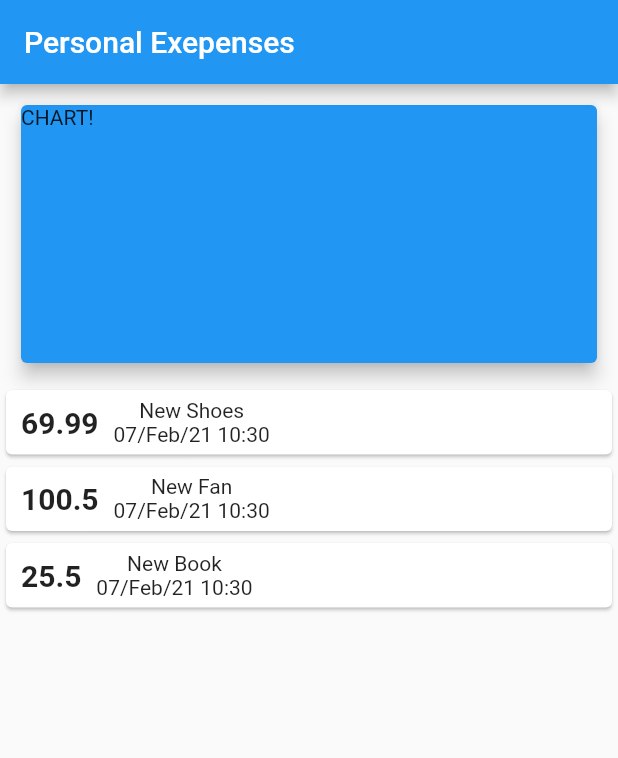
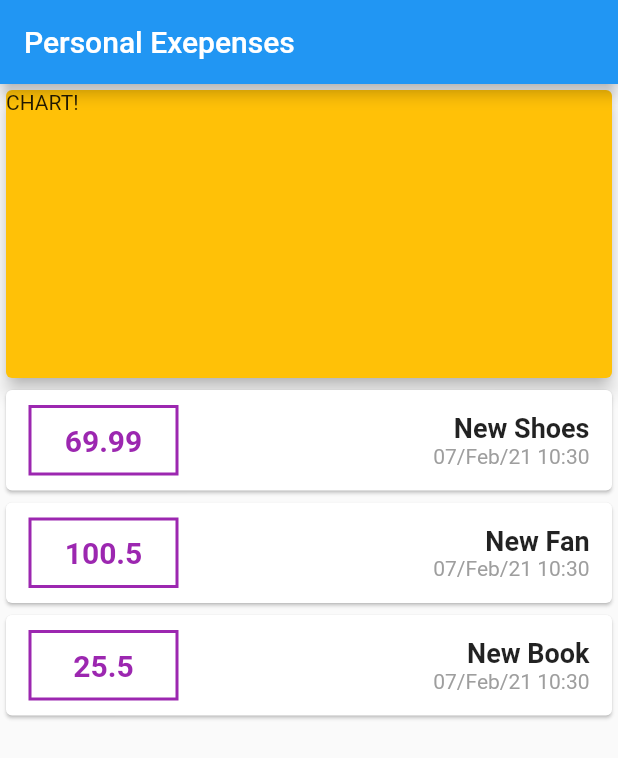
Before and after one commit to msbatista/personal_expenses_udemy_course, a Flutter app: the screen it shows after launch, on a phone screen of 412 x 824 dp. Shown: the top 758 px of the screen. Run offline on Flutter 3.47's test engine with Material 2 defaults, Android fonts, the phone set to English and light mode, and no system bars.

Commit message:
Split code into components and add styles to card

```diff
--- /dev/null
+++ b/lib/components/chart.dart
@@ -0,0 +1,16 @@
+import 'package:flutter/material.dart';
+
+class Chart extends StatelessWidget {
+  @override
+  Widget build(BuildContext context) {
+    return Container(
+      width: double.infinity,
+      height: 200,
+      child: Card(
+        color: Colors.amber,
+        child: Text('CHART!'),
+        elevation: 5,
+      ),
+    );
+  }
+}
--- /dev/null
+++ b/lib/components/transaction_card.dart
@@ -0,0 +1,69 @@
+import 'package:flutter/material.dart';
+import 'package:personal_expenses/model/transaction.dart';
+import '../utils/datetime/date_utils.dart' as dateUtils;
+
+class TransactionCard extends StatelessWidget {
+  final Transaction transaction;
+
+  TransactionCard({
+    @required this.transaction,
+  });
+
+  @override
+  Widget build(BuildContext context) {
+    return Card(
+      child: Row(
+        children: <Widget>[
+          Container(
+            width: 100,
+            margin: const EdgeInsets.symmetric(
+              vertical: 10,
+              horizontal: 15,
+            ),
+            decoration: BoxDecoration(
+              border: Border.all(
+                color: Colors.purple,
+                width: 2,
+              ),
+            ),
+            child: Text(
+              transaction.amount.toString(),
+              style: TextStyle(
+                fontWeight: FontWeight.bold,
+                fontSize: 20,
+                color: Colors.purple,
+              ),
+              textAlign: TextAlign.center,
+            ),
+            padding: const EdgeInsets.all(10),
+          ),
+          Spacer(),
+          Container(
+            margin: const EdgeInsets.symmetric(
+              vertical: 10,
+              horizontal: 15,
+            ),
+            child: Column(
+              children: [
+                Text(
+                  transaction.title,
+                  style: TextStyle(
+                    fontSize: 18,
+                    fontWeight: FontWeight.bold,
+                  ),
+                ),
+                Text(
+                  dateUtils.dateFormat(transaction.transactionDate),
+                  style: TextStyle(
+                    color: Colors.grey,
+                  ),
+                )
+              ],
+              crossAxisAlignment: CrossAxisAlignment.end,
+            ),
+          )
+        ],
+      ),
+    );
+  }
+}
--- /dev/null
+++ b/lib/components/transaction_container.dart
@@ -0,0 +1,24 @@
+import 'package:flutter/material.dart';
+import '../model/transaction.dart';
+import './transaction_card.dart';
+
+class TransactionContainer extends StatelessWidget {
+  final List<Transaction> transactions;
+
+  TransactionContainer({
+    @required this.transactions,
+  });
+
+  @override
+  Widget build(BuildContext context) {
+    return Column(
+      children: transactions.map(
+        (transaction) {
+          return TransactionCard(
+            transaction: transaction,
+          );
+        },
+      ).toList(),
+    );
+  }
+}
--- a/lib/main.dart
+++ b/lib/main.dart
@@ -1,9 +1,32 @@
 import 'package:flutter/material.dart';
 
+import './components/chart.dart';
+import './components/transaction_container.dart';
+
 import './model/transaction.dart';
-import './utils/datetime/date_utils.dart' as dateUtils;
 
 void main() => runApp(PersonalExpenses());
+
+List<Transaction> getTransactions() => [
+      Transaction(
+        id: 't1',
+        title: 'New Shoes',
+        amount: 69.99,
+        transactionDate: DateTime.now(),
+      ),
+      Transaction(
+        id: 't2',
+        title: 'New Fan',
+        amount: 100.50,
+        transactionDate: DateTime.now(),
+      ),
+      Transaction(
+        id: 't2',
+        title: 'New Book',
+        amount: 25.50,
+        transactionDate: DateTime.now(),
+      )
+    ];
 
 class PersonalExpenses extends StatelessWidget {
   @override
@@ -16,23 +39,7 @@ class PersonalExpenses extends StatelessWidget {
 }
 
 class PersonalExpensesHomePage extends StatelessWidget {
-  final List<Transaction> transactions = [
-    Transaction(
-        id: 't1',
-        title: 'New Shoes',
-        amount: 69.99,
-        transactionDate: DateTime.now()),
-    Transaction(
-        id: 't2',
-        title: 'New Fan',
-        amount: 100.50,
-        transactionDate: DateTime.now()),
-    Transaction(
-        id: 't2',
-        title: 'New Book',
-        amount: 25.50,
-        transactionDate: DateTime.now())
-  ];
+  final List<Transaction> transactions = getTransactions();
   @override
   Widget build(BuildContext context) {
     return Scaffold(
@@ -43,43 +50,10 @@ class PersonalExpensesHomePage extends StatelessWidget {
         mainAxisAlignment: MainAxisAlignment.start,
         crossAxisAlignment: CrossAxisAlignment.stretch,
         children: <Widget>[
-          Container(
-            width: double.infinity,
-            padding: const EdgeInsets.all(10),
-            height: 200,
-            child: Card(
-              color: Colors.blue,
-              child: Text('CHART!'),
-              elevation: 5,
-            ),
+          Chart(),
+          TransactionContainer(
+            transactions: transactions,
           ),
-          // Card(
-          //   color: Colors.blue,
-          //   child: Container(width: double.infinity, child: Text('CHART!')),
-          //   elevation: 5,
-          // ),
-          Column(
-              children: transactions.map((transaction) {
-            return Card(
-              child: Row(
-                children: <Widget>[
-                  Container(
-                      child: Text(transaction.amount.toString(),
-                          style: TextStyle(
-                            fontWeight: FontWeight.bold,
-                            fontSize: 20,
-                          )),
-                      padding: const EdgeInsets.all(10)),
-                  Column(
-                    children: [
-                      Text(transaction.title),
-                      Text(dateUtils.dateFormat(transaction.transactionDate))
-                    ],
-                  )
-                ],
-              ),
-            );
-          }).toList())
         ],
       ),
     );
--- a/lib/model/transaction.dart
+++ b/lib/model/transaction.dart
@@ -6,9 +6,10 @@ class Transaction {
   final double amount;
   final DateTime transactionDate;
 
-  Transaction(
-      {@required this.id,
-      @required this.title,
-      @required this.amount,
-      @required this.transactionDate});
+  Transaction({
+    @required this.id,
+    @required this.title,
+    @required this.amount,
+    @required this.transactionDate,
+  });
 }
```
